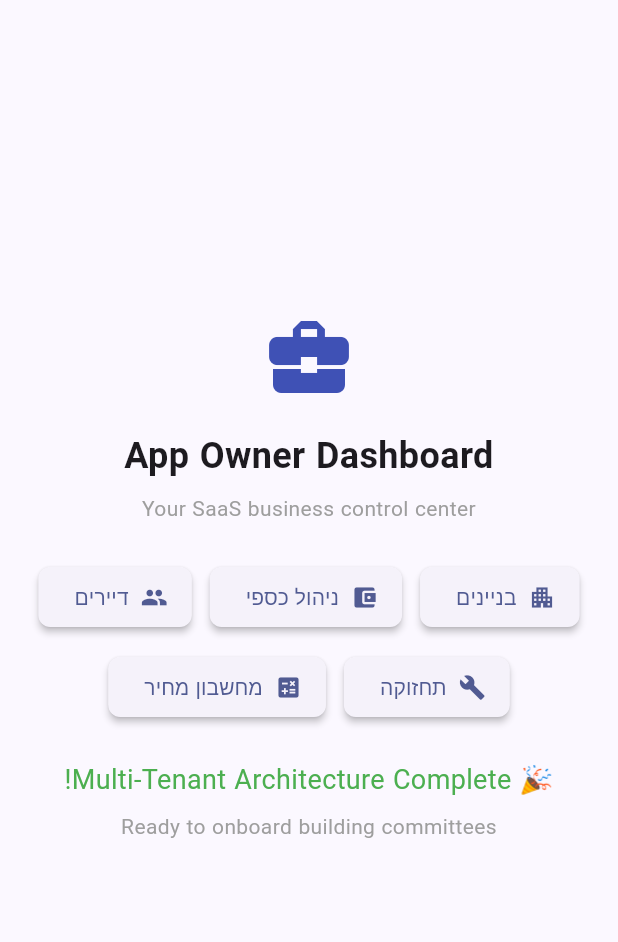
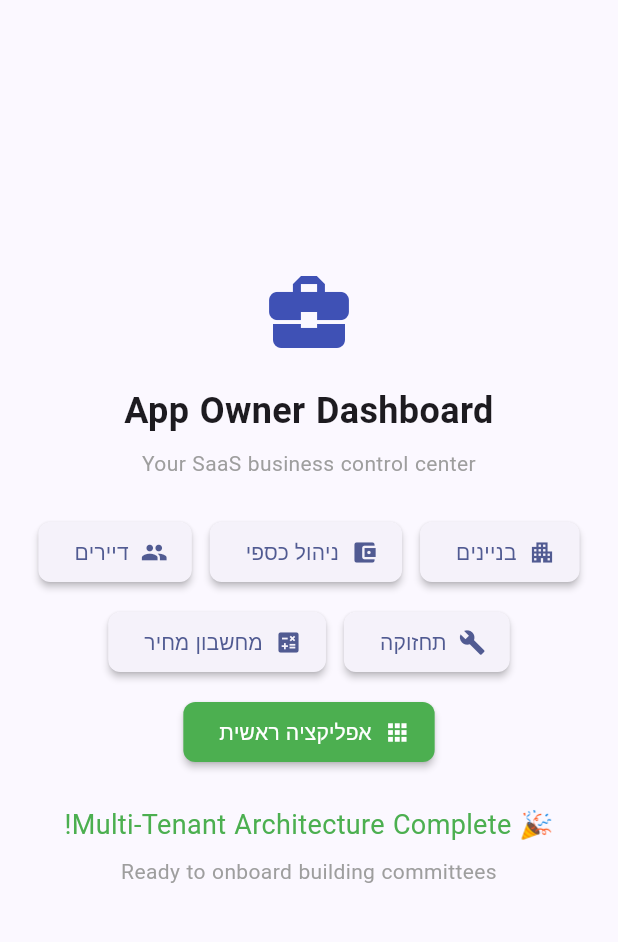
Before and after one commit to esamuel/vaadly, a Flutter app: the AppOwnerDashboard screen opened directly, on a phone screen of 412 x 824 dp, the part 84-1026 px from its top. Run offline on Flutter 3.47's test engine with Material 3 defaults, Android fonts, the phone set to English and light mode, and no system bars; our stand-ins replace cloud_firestore, cloud_functions, firebase_auth, firebase_core, firebase_messaging, firebase_storage and 3 more; missing offline and left inert: flutter_stripe, mailer; accounts and stored records are empty; network calls fail.

Commit message:
feat(navigation): add main app navigation button to App Owner Dashboard

```diff
--- a/lib/features/dashboards/app_owner_dashboard_simple.dart
+++ b/lib/features/dashboards/app_owner_dashboard_simple.dart
@@ -6,6 +6,7 @@ import 'package:vaadly/pages/firebase_residents_page.dart';
 import 'package:vaadly/pages/firebase_maintenance_page.dart';
 import 'package:vaadly/services/firebase_building_service.dart';
 import 'package:vaadly/core/models/building.dart';
+import '../../main_vaadly.dart';
 
 /// App Owner Dashboard - Your main SaaS business control center
 /// This is where YOU manage your entire Vaadly platform
@@ -127,6 +128,21 @@ class _AppOwnerDashboardState extends State<AppOwnerDashboard> {
                     icon: const Icon(Icons.calculate),
                     label: const Text('מחשבון מחיר'),
                   ),
+                  ElevatedButton.icon(
+                    onPressed: () {
+                      Navigator.of(context).push(
+                        MaterialPageRoute(
+                          builder: (_) => const MainNavigationPage(),
+                        ),
+                      );
+                    },
+                    icon: const Icon(Icons.apps),
+                    label: const Text('אפליקציה ראשית'),
+                    style: ElevatedButton.styleFrom(
+                      backgroundColor: Colors.green,
+                      foregroundColor: Colors.white,
+                    ),
+                  ),
                 ],
               ),
 
```
